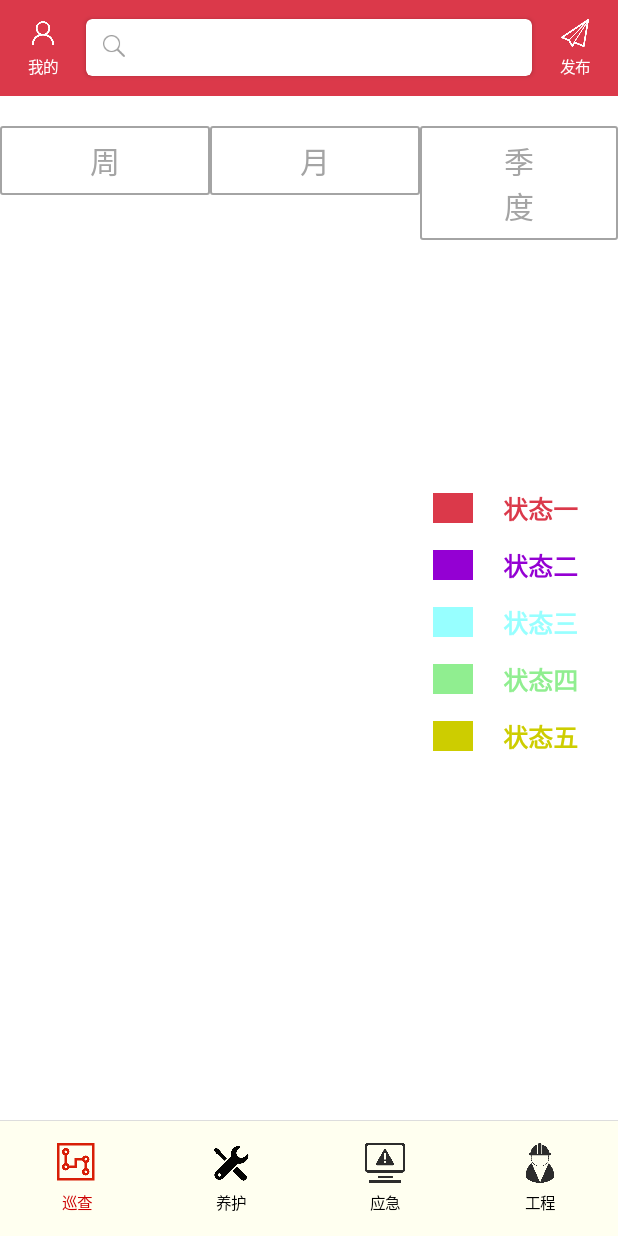
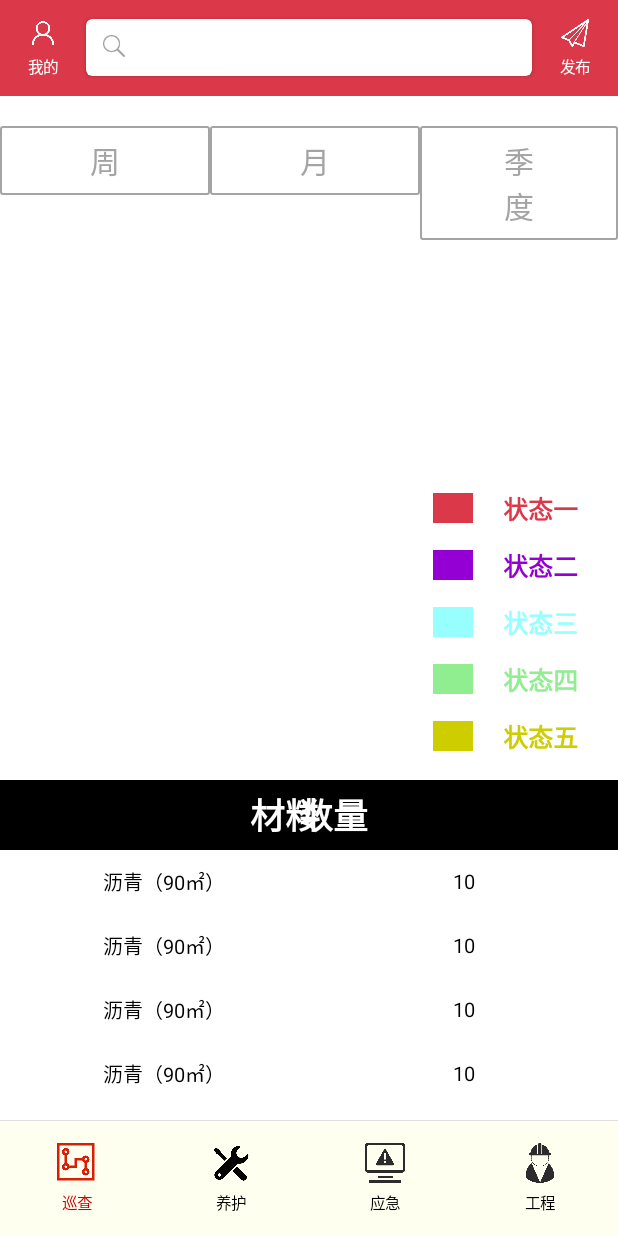
Before and after one commit to laogaoxiaoxin/XiChengMunicipalLeader, an Android app: the fragment SaveWholeCalcuFragment placed in its activity, on a phone screen of 412 x 824 dp. Run offline under Robolectric (Android 15) with nearby library versions, the phone set to English and light mode, and no system bars; 4 statements that could not run were skipped.

Commit message:
finish save ui

```diff
--- /dev/null
+++ b/app/src/main/java/com/lovelyjiaming/municipalleader/views/adapter/SaveWholeCalcuAdapter.kt
@@ -0,0 +1,25 @@
+package com.lovelyjiaming.municipalleader.views.adapter
+
+import android.content.Context
+import android.support.v7.widget.RecyclerView
+import android.view.LayoutInflater
+import android.view.View
+import android.view.ViewGroup
+import com.lovelyjiaming.municipalleader.R
+import com.lovelyjiaming.municipalleader.utils.AutoUtils
+
+class SaveWholeCalcuAdapter(private val ctx: Context) : RecyclerView.Adapter<SaveWholeCalcuAdapter.ViewHolder>() {
+
+    override fun onCreateViewHolder(parent: ViewGroup, viewType: Int): ViewHolder = ViewHolder(LayoutInflater.from(ctx).inflate(R.layout.item_save_whole_calcu, parent, false))
+
+    override fun getItemCount(): Int = 10
+
+    override fun onBindViewHolder(holder: ViewHolder, position: Int) {
+    }
+
+    class ViewHolder(itemView: View) : RecyclerView.ViewHolder(itemView) {
+        init {
+            AutoUtils.auto(itemView)
+        }
+    }
+}
--- a/app/src/main/java/com/lovelyjiaming/municipalleader/views/fragments/SaveWholeCalcuFragment.kt
+++ b/app/src/main/java/com/lovelyjiaming/municipalleader/views/fragments/SaveWholeCalcuFragment.kt
@@ -1,13 +1,16 @@
 package com.lovelyjiaming.municipalleader.views.fragments
 
 
+import android.content.Context
 import android.os.Bundle
 import android.support.v4.app.Fragment
+import android.support.v7.widget.LinearLayoutManager
 import android.view.LayoutInflater
 import android.view.View
 import android.view.ViewGroup
 
 import com.lovelyjiaming.municipalleader.R
+import com.lovelyjiaming.municipalleader.views.adapter.SaveWholeCalcuAdapter
 import kotlinx.android.synthetic.main.fragment_save_whole_calcu.*
 
 class SaveWholeCalcuFragment : Fragment() {
@@ -22,6 +25,12 @@ class SaveWholeCalcuFragment : Fragment() {
         return inflater.inflate(R.layout.fragment_save_whole_calcu, container, false)
     }
 
+    override fun onViewCreated(view: View, savedInstanceState: Bundle?) {
+        super.onViewCreated(view, savedInstanceState)
+        save_whole_recyclerview.layoutManager = LinearLayoutManager(activity, LinearLayoutManager.VERTICAL, false)
+        save_whole_recyclerview.adapter = SaveWholeCalcuAdapter(activity as Context)
+    }
+
     override fun setUserVisibleHint(isVisibleToUser: Boolean) {
         super.setUserVisibleHint(isVisibleToUser)
         if (save_whole_pie != null && isVisibleToUser) {
--- a/app/src/main/res/layout/fragment_save_whole_calcu.xml
+++ b/app/src/main/res/layout/fragment_save_whole_calcu.xml
@@ -205,4 +205,42 @@
 
     </LinearLayout>
 
+
+    <RelativeLayout
+        android:id="@+id/save_whole_listtitle"
+        android:layout_width="match_parent"
+        android:layout_height="70px"
+        android:layout_below="@id/save_whole_pie"
+        android:layout_marginTop="40px"
+        android:background="#000">
+
+        <TextView
+            android:layout_width="wrap_content"
+            android:layout_height="wrap_content"
+            android:layout_centerVertical="true"
+            android:layout_marginStart="250px"
+            android:text="材料"
+            android:textColor="#fff"
+            android:textSize="35px"
+            android:textStyle="bold" />
+
+        <TextView
+            android:layout_width="wrap_content"
+            android:layout_height="wrap_content"
+            android:layout_alignParentEnd="true"
+            android:layout_centerVertical="true"
+            android:layout_marginEnd="250px"
+            android:text="数量"
+            android:textColor="#fff"
+            android:textSize="35px"
+            android:textStyle="bold" />
+
+    </RelativeLayout>
+
+    <android.support.v7.widget.RecyclerView
+        android:id="@+id/save_whole_recyclerview"
+        android:layout_width="match_parent"
+        android:layout_height="match_parent"
+        android:layout_below="@id/save_whole_listtitle" />
+
 </RelativeLayout>
--- /dev/null
+++ b/app/src/main/res/layout/item_save_whole_calcu.xml
@@ -0,0 +1,26 @@
+<?xml version="1.0" encoding="utf-8"?>
+<RelativeLayout xmlns:android="http://schemas.android.com/apk/res/android"
+    xmlns:tools="http://schemas.android.com/tools"
+    android:layout_width="match_parent"
+    android:layout_height="100px"
+    tools:ignore="PxUsage">
+
+    <TextView
+        android:layout_width="wrap_content"
+        android:layout_height="wrap_content"
+        android:layout_centerVertical="true"
+        android:layout_marginStart="180px"
+        android:text="沥青（90㎡）"
+        android:textColor="#000"
+        android:textSize="32px" />
+
+    <TextView
+        android:layout_width="wrap_content"
+        android:layout_height="wrap_content"
+        android:layout_alignParentEnd="true"
+        android:layout_centerVertical="true"
+        android:layout_marginEnd="250px"
+        android:text="10"
+        android:textColor="#000"
+        android:textSize="32px" />
+</RelativeLayout>
```
